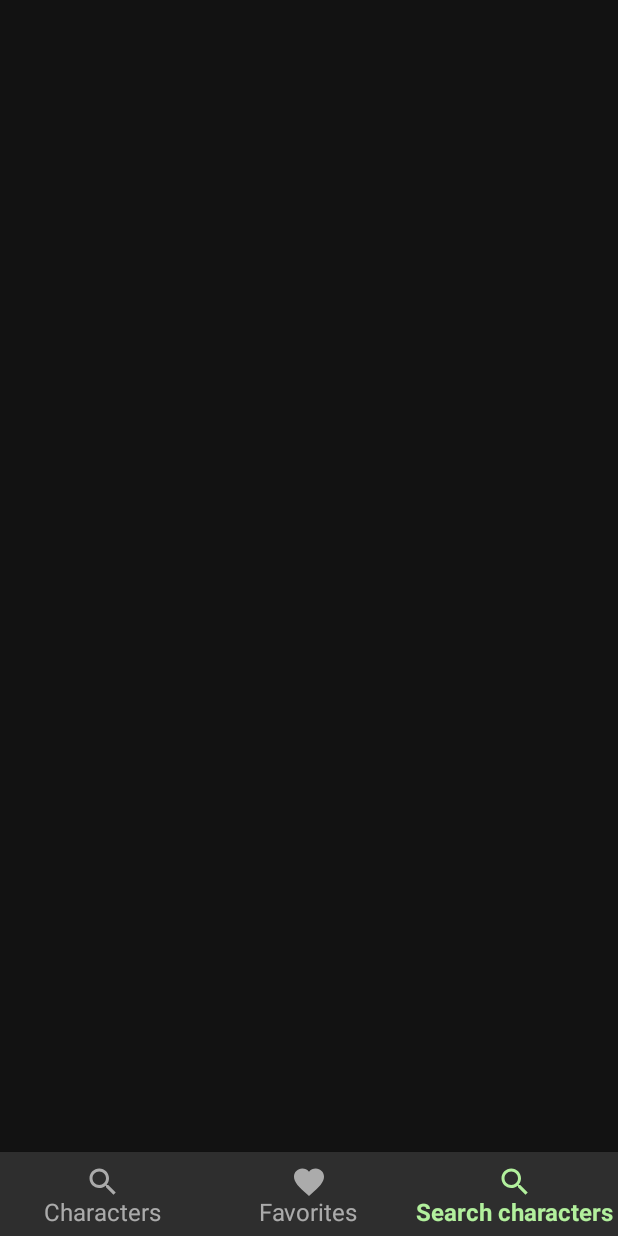
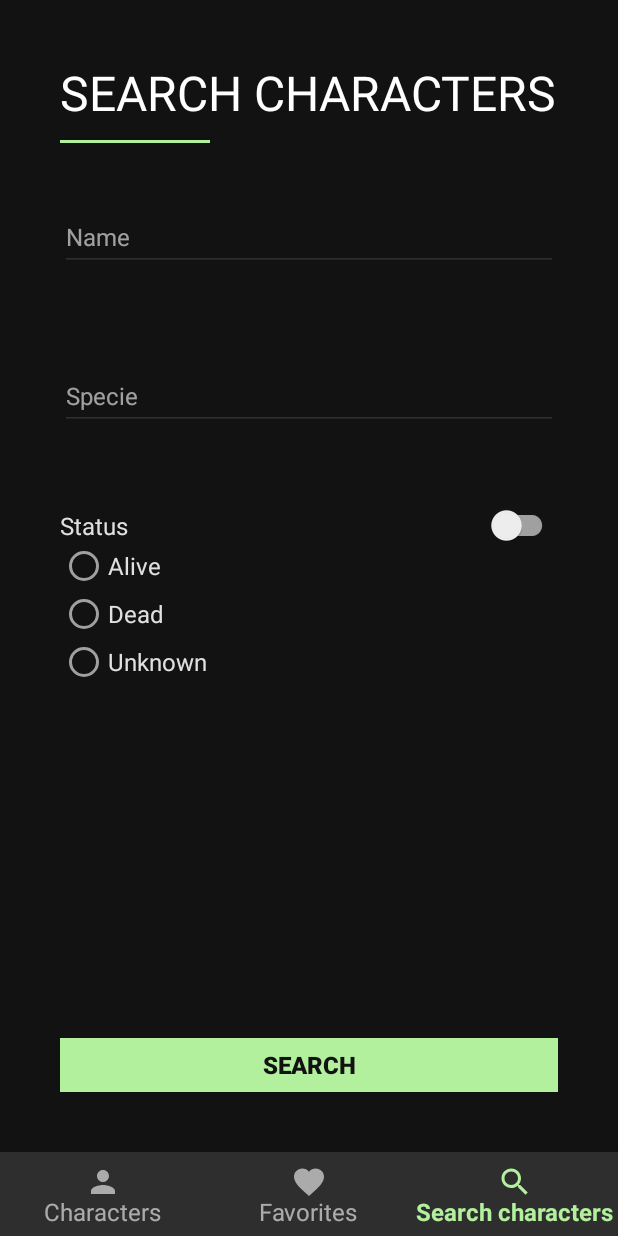
Before and after one commit to JoaoIserhard/Rickverse_Android, an Android app: the screen it shows after launch (MainActivity), item 3 of the bottom bar chosen, on a phone screen of 412 x 824 dp. Run offline under Robolectric (Android 15) with nearby library versions, the phone set to English and light mode, and no system bars.

Commit message:
Adicionado filtros para a tela de busca

```diff
--- /dev/null
+++ b/app/src/main/res/color/radio_button_tint.xml
@@ -0,0 +1,5 @@
+<?xml version="1.0" encoding="utf-8"?>
+<selector xmlns:android="http://schemas.android.com/apk/res/android">
+    <item android:color="@color/accent" android:state_checked="true" />
+    <item android:color="@color/button_disabled" />
+</selector>
--- a/app/src/main/res/layout/fragment_search.xml
+++ b/app/src/main/res/layout/fragment_search.xml
@@ -1,8 +1,140 @@
 <?xml version="1.0" encoding="utf-8"?>
-<FrameLayout xmlns:android="http://schemas.android.com/apk/res/android"
+
+<androidx.core.widget.NestedScrollView xmlns:android="http://schemas.android.com/apk/res/android"
+    xmlns:app="http://schemas.android.com/apk/res-auto"
     xmlns:tools="http://schemas.android.com/tools"
     android:layout_width="match_parent"
     android:layout_height="match_parent"
-    tools:context=".search.SearchFragment">
+    android:fillViewport="true">
 
-</FrameLayout>
+    <androidx.constraintlayout.widget.ConstraintLayout
+        android:layout_width="match_parent"
+        android:layout_height="match_parent"
+        android:padding="40dp"
+        tools:context=".search.SearchFragment">
+
+        <com.example.rickverse.component.Title
+            android:id="@+id/ttSearch"
+            android:layout_width="0dp"
+            android:layout_height="wrap_content"
+            app:layout_constraintEnd_toEndOf="parent"
+            app:layout_constraintStart_toStartOf="parent"
+            app:layout_constraintTop_toTopOf="parent"
+            app:text="@string/search_characters" />
+
+        <com.google.android.material.textfield.TextInputLayout
+            android:id="@+id/tilName"
+            android:layout_width="0dp"
+            android:layout_height="wrap_content"
+            android:layout_marginTop="@dimen/margin_inside"
+            android:hint="@string/name"
+            android:theme="@style/TextInputLayout"
+            app:errorEnabled="true"
+            app:layout_constraintEnd_toEndOf="parent"
+            app:layout_constraintStart_toStartOf="parent"
+            app:layout_constraintTop_toBottomOf="@+id/ttSearch">
+
+            <com.google.android.material.textfield.TextInputEditText
+                android:id="@+id/tieName"
+                android:layout_width="match_parent"
+                android:layout_height="wrap_content"
+                android:imeOptions="actionNext"
+                android:inputType="text"
+                android:textColor="@color/font_text" />
+
+
+        </com.google.android.material.textfield.TextInputLayout>
+
+        <com.google.android.material.textfield.TextInputLayout
+            android:id="@+id/tilSpecie"
+            android:layout_width="0dp"
+            android:layout_height="wrap_content"
+            android:layout_marginTop="@dimen/margin_inside"
+            android:hint="@string/specie"
+            android:theme="@style/TextInputLayout"
+            app:errorEnabled="true"
+            app:layout_constraintEnd_toEndOf="parent"
+            app:layout_constraintStart_toStartOf="parent"
+            app:layout_constraintTop_toBottomOf="@+id/tilName">
+
+            <com.google.android.material.textfield.TextInputEditText
+                android:id="@+id/tieSpecie"
+                android:layout_width="match_parent"
+                android:layout_height="wrap_content"
+                android:imeOptions="actionDone"
+                android:inputType="text"
+                android:textColor="@color/font_text" />
+
+
+        </com.google.android.material.textfield.TextInputLayout>
+
+        <TextView
+            android:id="@+id/tvStatus"
+            android:layout_width="wrap_content"
+            android:layout_height="wrap_content"
+            android:layout_marginTop="@dimen/margin_inside"
+            android:text="@string/status"
+            app:layout_constraintStart_toStartOf="parent"
+            app:layout_constraintTop_toBottomOf="@+id/tilSpecie" />
+
+        <com.google.android.material.switchmaterial.SwitchMaterial
+            android:layout_width="wrap_content"
+            android:layout_height="wrap_content"
+            app:layout_constraintBottom_toBottomOf="@+id/tvStatus"
+            app:layout_constraintEnd_toEndOf="parent"
+            app:layout_constraintTop_toTopOf="@+id/tvStatus"
+            app:trackTint="@color/button_disabled" />
+
+        <RadioGroup
+            android:id="@+id/rgStatus"
+            android:layout_width="0dp"
+            android:layout_height="wrap_content"
+            android:orientation="vertical"
+            app:layout_constraintEnd_toEndOf="parent"
+            app:layout_constraintStart_toStartOf="parent"
+            app:layout_constraintTop_toBottomOf="@+id/tvStatus">
+
+            <RadioButton
+                android:id="@+id/rbAlive"
+                android:layout_width="match_parent"
+                android:layout_height="match_parent"
+                android:buttonTint="@color/radio_button_tint"
+                android:text="@string/alive"
+                android:textColor="@color/font_text" />
+
+            <RadioButton
+                android:id="@+id/rbDead"
+                android:layout_width="match_parent"
+                android:layout_height="match_parent"
+                android:buttonTint="@color/radio_button_tint"
+                android:text="@string/dead"
+                android:textColor="@color/font_text" />
+
+            <RadioButton
+                android:id="@+id/rbUnknown"
+                android:layout_width="match_parent"
+                android:layout_height="match_parent"
+                android:buttonTint="@color/radio_button_tint"
+                android:text="@string/unknown"
+                android:textColor="@color/font_text" />
+
+        </RadioGroup>
+
+        <Button
+            android:id="@+id/btnSearch"
+            style="@style/Button"
+            android:layout_width="0dp"
+            android:layout_height="@dimen/button_height"
+            android:layout_marginTop="@dimen/margin_inside"
+            android:text="@string/search"
+            app:layout_constraintBottom_toBottomOf="parent"
+            app:layout_constraintEnd_toEndOf="parent"
+            app:layout_constraintStart_toStartOf="parent"
+            app:layout_constraintTop_toBottomOf="@id/rgStatus"
+            app:layout_constraintVertical_bias="1"
+            tools:background="@color/primary" />
+
+
+    </androidx.constraintlayout.widget.ConstraintLayout>
+
+</androidx.core.widget.NestedScrollView>
--- a/app/src/main/res/menu/bottom_navigation.xml
+++ b/app/src/main/res/menu/bottom_navigation.xml
@@ -3,7 +3,7 @@
 
     <item
         android:id="@+id/page_characters"
-        android:icon="@drawable/ic_search"
+        android:icon="@drawable/ic_person"
         android:title="@string/characters" />
 
     <item
```
